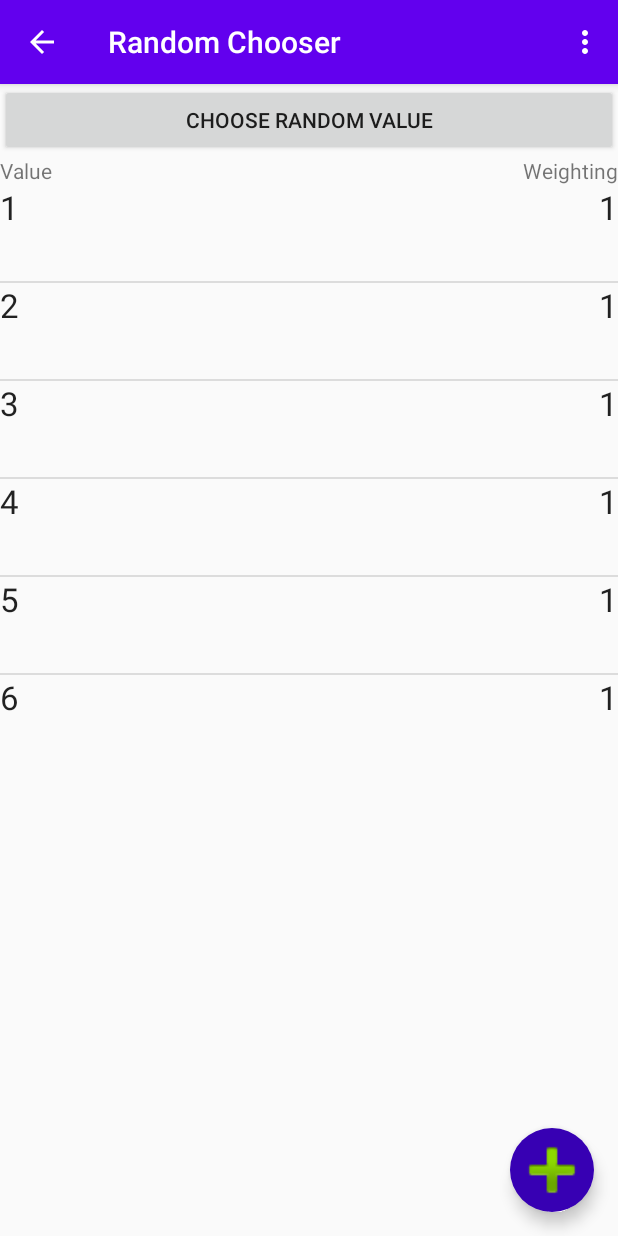
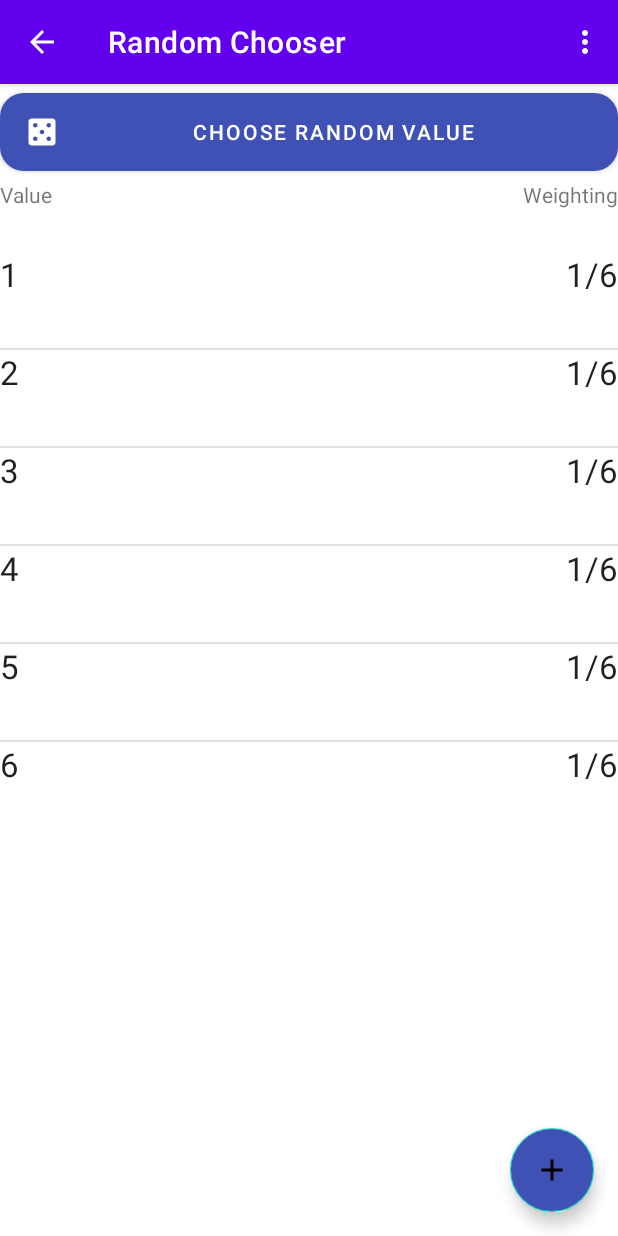
Before and after one commit to lucianojung/Random_Generator_App_With_Weighting, an Android app: the screen it shows after launch (ValueListActivity), after a tap on "Dice", on a phone screen of 412 x 824 dp. Run offline under Robolectric (Android 15) with nearby library versions, the phone set to English and light mode, and no system bars.

Commit message:
UI improvement with Material Design

```diff
--- a/mobile/src/main/java/de/lucianojung/random_chooser/Chooser.java
+++ b/mobile/src/main/java/de/lucianojung/random_chooser/Chooser.java
@@ -5,16 +5,25 @@ import java.util.ArrayList;
 
 @SuppressWarnings("serial")
 class Chooser implements Serializable{
+
+    private long id;
     private String name;
     private ArrayList<ChooserValue> valueList;
     //add Enum for ValueType
 
     public Chooser(String name) {
         this.name = name;
-        valueList = new ArrayList<ChooserValue>();
+        valueList = new ArrayList<>();
     }
 
     //getter and setter//
+    public long getId() {
+        return id;
+    }
+
+    public void setId(long id) {
+        this.id = id;
+    }
 
     public String getName() {
         return name;
--- a/mobile/src/main/java/de/lucianojung/random_chooser/ChooserValue.java
+++ b/mobile/src/main/java/de/lucianojung/random_chooser/ChooserValue.java
@@ -5,21 +5,25 @@ import java.io.Serializable;
 @SuppressWarnings("serial")
 public class ChooserValue implements Serializable{
 
-    private int value; //make it object for different values
+    private long id;
+    private long chooserID;
+    private String value; //make it object for different values
     private int weighting;
 
-    public ChooserValue(int value, int weighting) {
+    public ChooserValue(long chooserID, String value, int weighting) {
+        this.id = id;
+        this.chooserID = chooserID;
         this.value = value;
         this.weighting = weighting;
     }
 
     //getter and setter//
 
-    public int getValue() {
+    public String getValue() {
         return value;
     }
 
-    public void setValue(int value) {
+    public void setValue(String value) {
         this.value = value;
     }
 
@@ -30,4 +34,20 @@ public class ChooserValue implements Serializable{
     public void setWeighting(int weighting) {
         this.weighting = weighting;
     }
+
+    public long getId() {
+        return id;
+    }
+
+    public void setId(long id) {
+        this.id = id;
+    }
+
+    public long getChooserID() {
+        return chooserID;
+    }
+
+    public void setChooserID(long chooserID) {
+        this.chooserID = chooserID;
+    }
 }
--- a/mobile/src/main/java/de/lucianojung/random_chooser/MainActivity.java
+++ b/mobile/src/main/java/de/lucianojung/random_chooser/MainActivity.java
@@ -19,8 +19,6 @@ import android.widget.EditText;
 import android.widget.ListView;
 import android.widget.TextView;
 import android.widget.Toast;
-
-import java.io.Serializable;
 
 public class MainActivity<T extends Adapter> extends AppCompatActivity {
 
@@ -193,11 +191,11 @@ public class MainActivity<T extends Adapter> extends AppCompatActivity {
         Chooser dice = new Chooser(getResources().getStringArray(R.array.chooser)[0]);
         Chooser loadedDice = new Chooser(getResources().getStringArray(R.array.chooser)[1]);
         for (int i = 0; i < 6; i++) {
-            dice.getValueList().add(new ChooserValue(i+1,1));
+            dice.getValueList().add(new ChooserValue(1,Integer.toString(i+1),1));
             if (i == 0 || i == 5)
-                loadedDice.getValueList().add(new ChooserValue(i+1,3));
+                loadedDice.getValueList().add(new ChooserValue(2,Integer.toString(i+1),3));
             else
-                loadedDice.getValueList().add(new ChooserValue(i+1,1));
+                loadedDice.getValueList().add(new ChooserValue(2,Integer.toString(i+1),1));
         }
         chooserAdapter.addAll(dice, loadedDice);
     }
--- a/mobile/src/main/java/de/lucianojung/random_chooser/ValueListActivity.java
+++ b/mobile/src/main/java/de/lucianojung/random_chooser/ValueListActivity.java
@@ -1,6 +1,5 @@
 package de.lucianojung.random_chooser;
 
-import android.content.Context;
 import android.content.DialogInterface;
 import android.os.Bundle;
 import android.support.design.widget.FloatingActionButton;
@@ -10,7 +9,6 @@ import android.support.v7.widget.Toolbar;
 import android.view.LayoutInflater;
 import android.view.Menu;
 import android.view.MenuItem;
-import android.view.PointerIcon;
 import android.view.View;
 import android.view.ViewGroup;
 import android.widget.Adapter;
@@ -30,6 +28,7 @@ public class ValueListActivity<T extends Adapter> extends AppCompatActivity {
     private enum DialogType{
         EDIT, ADD, REMOVE
     }
+    Chooser parentChooser;
 
     @Override
     protected void onCreate(Bundle savedInstanceState) {
@@ -44,8 +43,8 @@ public class ValueListActivity<T extends Adapter> extends AppCompatActivity {
         //TaskList
         valueAdapter = getValueAdapter();
         if (getIntent() != null){
-            Chooser chooser = (Chooser) getIntent().getSerializableExtra("Chooser");
-            for (ChooserValue value: chooser.getValueList()) {
+            parentChooser = (Chooser) getIntent().getSerializableExtra("Chooser");
+            for (ChooserValue value: parentChooser.getValueList()) {
                 valueAdapter.add(value);
             }
         }
@@ -88,12 +87,10 @@ public class ValueListActivity<T extends Adapter> extends AppCompatActivity {
         if (valueAdapter.getCount() == 0) return "";
         //get all data and default elements
         List<ChooserValue> valueList = new ArrayList<>();
-        int totalWeighting = 0;
         for (int i = 0; i < valueAdapter.getCount(); i++) {
             valueList.add(valueAdapter.getItem(i));
-            totalWeighting += valueList.get(i).getWeighting();
         }
-        int random = (int)(Math.random() * totalWeighting);
+        int random = (int)(Math.random() * getTotalWeighting());
 
         //algorithm = subtract weighting && i++ until <0 and return value at i
         int i = -1;
@@ -101,7 +98,15 @@ public class ValueListActivity<T extends Adapter> extends AppCompatActivity {
             i++;
             random -= valueList.get(i).getWeighting();
         } while(random >= 0);
-        return Integer.toString(valueList.get(i).getValue());
+        return valueList.get(i).getValue();
+    }
+
+    private int getTotalWeighting(){
+        int totalWeighting = 0;
+        for (int i = 0; i < valueAdapter.getCount(); i++) {
+            totalWeighting += valueAdapter.getItem(i).getWeighting();
+        }
+        return totalWeighting;
     }
 
 
@@ -153,7 +158,7 @@ public class ValueListActivity<T extends Adapter> extends AppCompatActivity {
                                 if (value.getText() != null && value.getText().toString().length() > 0
                                         && weighting.getText() != null && weighting.getText().toString().length() > 0) {
                                     try {
-                                        valueAdapter.add(new ChooserValue(Integer.parseInt(value.getText().toString()), Integer.parseInt(weighting.getText().toString())));
+                                        valueAdapter.add(new ChooserValue(parentChooser.getId(), value.getText().toString(), Integer.parseInt(weighting.getText().toString())));
                                     } catch (Exception e) {
                                         Toast.makeText(ValueListActivity.this, getString(R.string.not_valid_value_warning), Toast.LENGTH_LONG).show();
                                     }
@@ -165,7 +170,7 @@ public class ValueListActivity<T extends Adapter> extends AppCompatActivity {
                 break;
 
             case EDIT:
-                value.setText(Integer.toString(chooserValue.getValue()));
+                value.setText(chooserValue.getValue());
                 weighting.setText(Integer.toString(chooserValue.getWeighting()));
 
                 dialogBuilder
@@ -178,7 +183,7 @@ public class ValueListActivity<T extends Adapter> extends AppCompatActivity {
                                         && weighting.getText() != null && weighting.getText().toString().length() > 0) {
                                     try {
                                         valueAdapter.remove(chooserValue);
-                                        valueAdapter.add(new ChooserValue(Integer.parseInt(value.getText().toString()), Integer.parseInt(weighting.getText().toString())));
+                                        valueAdapter.add(new ChooserValue(parentChooser.getId(), value.getText().toString(), Integer.parseInt(weighting.getText().toString())));
                                     } catch (Exception e) {
                                         Toast.makeText(ValueListActivity.this, getString(R.string.not_valid_value_warning), Toast.LENGTH_LONG).show();
                                     }
@@ -214,7 +219,7 @@ public class ValueListActivity<T extends Adapter> extends AppCompatActivity {
     private ArrayAdapter<ChooserValue> getValueAdapter(){
         final LayoutInflater inflater = (LayoutInflater) getSystemService(LAYOUT_INFLATER_SERVICE);
 
-        ArrayAdapter<ChooserValue> adapter = new ArrayAdapter<ChooserValue>(this, R.layout.listitem_view_chooser){
+        return new ArrayAdapter<ChooserValue>(ValueListActivity.this, R.layout.listitem_view_chooser){
 
             @Override
             public View getView(int position, View convertView, ViewGroup parent){
@@ -229,12 +234,12 @@ public class ValueListActivity<T extends Adapter> extends AppCompatActivity {
 
                 ChooserValue value = getItem(position);
 
-                valueText.setText(Integer.toString(value.getValue()));
-                weightingText.setText(Integer.toString(value.getWeighting()));
+                assert value != null;
+                valueText.setText(value.getValue());
+                weightingText.setText(Integer.toString(value.getWeighting()) + "/" + Integer.toString(getTotalWeighting()));
 
                 return view;
             }
         };
-        return adapter;
     }
 }
--- /dev/null
+++ b/mobile/src/main/res/drawable/ic_add_white_24dp.xml
@@ -0,0 +1,5 @@
+<vector android:height="24dp" android:tint="#FFFFFF"
+    android:viewportHeight="24.0" android:viewportWidth="24.0"
+    android:width="24dp" xmlns:android="http://schemas.android.com/apk/res/android">
+    <path android:fillColor="#FF000000" android:pathData="M19,13h-6v6h-2v-6H5v-2h6V5h2v6h6v2z"/>
+</vector>
--- /dev/null
+++ b/mobile/src/main/res/drawable/ic_casino_white_24dp.xml
@@ -0,0 +1,5 @@
+<vector android:height="24dp" android:tint="#FFFFFF"
+    android:viewportHeight="24.0" android:viewportWidth="24.0"
+    android:width="24dp" xmlns:android="http://schemas.android.com/apk/res/android">
+    <path android:fillColor="#FF000000" android:pathData="M19,3L5,3c-1.1,0 -2,0.9 -2,2v14c0,1.1 0.9,2 2,2h14c1.1,0 2,-0.9 2,-2L21,5c0,-1.1 -0.9,-2 -2,-2zM7.5,18c-0.83,0 -1.5,-0.67 -1.5,-1.5S6.67,15 7.5,15s1.5,0.67 1.5,1.5S8.33,18 7.5,18zM7.5,9C6.67,9 6,8.33 6,7.5S6.67,6 7.5,6 9,6.67 9,7.5 8.33,9 7.5,9zM12,13.5c-0.83,0 -1.5,-0.67 -1.5,-1.5s0.67,-1.5 1.5,-1.5 1.5,0.67 1.5,1.5 -0.67,1.5 -1.5,1.5zM16.5,18c-0.83,0 -1.5,-0.67 -1.5,-1.5s0.67,-1.5 1.5,-1.5 1.5,0.67 1.5,1.5 -0.67,1.5 -1.5,1.5zM16.5,9c-0.83,0 -1.5,-0.67 -1.5,-1.5S15.67,6 16.5,6s1.5,0.67 1.5,1.5S17.33,9 16.5,9z"/>
+</vector>
--- a/mobile/src/main/res/layout/activity_valuelist.xml
+++ b/mobile/src/main/res/layout/activity_valuelist.xml
@@ -22,18 +22,24 @@
 
     </android.support.design.widget.AppBarLayout>
 
-    <Button
+    <android.support.design.button.MaterialButton
         android:id="@+id/choose_random_button"
+        android:layout_width="match_parent"
+        android:layout_height="@dimen/dice_button_height"
         android:layout_below="@+id/appbar_layout"
-        android:layout_width="match_parent"
-        android:layout_height="wrap_content"
-        android:text="@string/choose_random_button_name" />
+        android:layout_gravity="center_horizontal"
+        android:text="@string/choose_random_button_name"
+        app:backgroundTint="@color/colorPrimary"
+        app:cornerRadius="@dimen/fab_margin"
+        app:icon="@drawable/ic_casino_white_24dp"
+        app:iconTint="#FFFFFF"
+        app:rippleColor="@color/colorAccent"/>
 
     <LinearLayout
         android:id="@+id/header_layout"
         android:layout_below="@+id/choose_random_button"
         android:layout_width="match_parent"
-        android:layout_height="wrap_content"
+        android:layout_height="@dimen/item_height"
         android:alignmentMode="alignBounds"
         android:orientation="horizontal" >
 
@@ -66,12 +72,11 @@
         android:id="@+id/fab_value"
         android:layout_width="match_parent"
         android:layout_height="wrap_content"
+        android:layout_margin="@dimen/fab_margin"
+        app:fabSize="normal"
+        android:src="@drawable/ic_add_white_24dp"
         android:layout_alignParentBottom="true"
         android:layout_alignParentRight="true"
-        android:layout_margin="@dimen/fab_margin"
-        android:backgroundTint="@color/design_default_color_primary_dark"
-        app:borderWidth="0dp"
-        app:maxImageSize="56dp"
-        app:srcCompat="@android:drawable/ic_input_add" />
+        android:backgroundTint="@color/colorPrimary"/>
 
 </RelativeLayout>
--- a/mobile/src/main/res/layout/listitem_view_chooser.xml
+++ b/mobile/src/main/res/layout/listitem_view_chooser.xml
@@ -7,5 +7,5 @@
         android:id="@+id/name_chooser"
         android:textAppearance="?android:attr/textAppearanceLarge"
         android:layout_width="match_parent"
-        android:layout_height="wrap_content" />
+        android:layout_height="@dimen/item_height" />
 </android.support.constraint.ConstraintLayout>
--- /dev/null
+++ b/mobile/src/main/res/values/colors.xml
@@ -0,0 +1,6 @@
+<?xml version="1.0" encoding="utf-8"?>
+<resources>
+    <color name="colorPrimary">#3F51B5</color>
+    <color name="colorPrimaryDark">#303F9F</color>
+    <color name="colorAccent">#7D89C0</color>
+</resources>
--- a/mobile/src/main/res/values/dimens.xml
+++ b/mobile/src/main/res/values/dimens.xml
@@ -1,3 +1,5 @@
 <resources>
     <dimen name="fab_margin">16dp</dimen>
+    <dimen name="dice_button_height">64dp</dimen>
+    <dimen name="item_height">48dp</dimen>
 </resources>
--- a/mobile/src/main/res/values/strings.xml
+++ b/mobile/src/main/res/values/strings.xml
@@ -21,4 +21,6 @@
     <string name="cancel">Cancel</string>
     <string name="ok" translatable="false">ok</string>
     <string name="delete_item_message">Do you really want to delete this Item?</string>
+    <string name="sql_statement_create_table_chooser" translatable="false">CREATE TABLE chooser (id INTEGER PRIMARY KEY AUTOINCREMENT, name VARCHAR(32), valueType VARCHAR(16))</string>
+    <string name="sql_statement_create_table_values" translatable="false">CREATE TABLE chooser (id INTEGER PRIMARY KEY AUTOINCREMENT, chooserID INTEGER FOREIGN KEY, value VARCHAR(32), weighting INTEGER)</string>
 </resources>
--- a/mobile/src/main/res/values/styles.xml
+++ b/mobile/src/main/res/values/styles.xml
@@ -1,7 +1,7 @@
 <resources>
 
     <!-- Base application theme. -->
-    <style name="AppTheme" parent="Theme.AppCompat.Light.DarkActionBar">
+    <style name="AppTheme" parent="Theme.MaterialComponents.Light">
         <!-- Customize your theme here. -->
         <item name="colorPrimary">@color/design_default_color_primary</item>
         <item name="colorPrimaryDark">@color/design_default_color_primary_dark</item>
```
Also changed, not shown: mobile/src/main/java/de/lucianojung/random_chooser/DBAccess.java (added, +36 -0 lines), mobile/src/main/res/drawable/ic_close_black_24dp.xml (added, +9 -0 lines), mobile/src/main/res/layout/activity_main.xml (+4 -5 lines), 5 other files.
